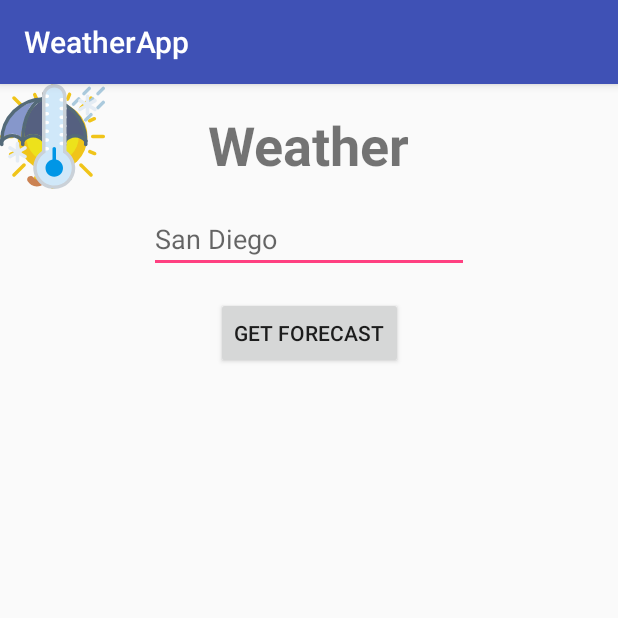
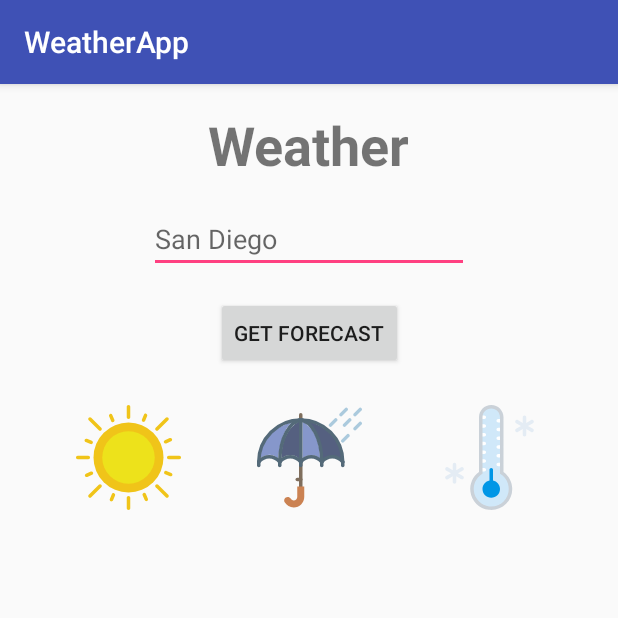
Before and after one commit to RommelTJ/WeatherApp, an Android app: the screen it shows after launch (MainActivity), on a phone screen of 412 x 824 dp, the top half of it. Run offline under Robolectric (Android 15) with nearby library versions, the phone set to English and light mode, and no system bars.

Commit message:
Adding layout constraints to the images

```diff
--- a/app/src/main/res/layout/activity_main.xml
+++ b/app/src/main/res/layout/activity_main.xml
@@ -33,13 +33,22 @@
     <ImageView
             android:layout_width="70dp"
             android:layout_height="70dp" app:srcCompat="@drawable/ic_sunny"
-            tools:layout_editor_absoluteY="227dp" tools:layout_editor_absoluteX="42dp" android:id="@+id/sunnyImage"/>
+            android:id="@+id/sunnyImage"
+            app:layout_constraintStart_toStartOf="parent" app:layout_constraintHorizontal_bias="0.5"
+            app:layout_constraintEnd_toStartOf="@+id/rainnyImage" app:layout_constraintTop_toTopOf="@+id/rainnyImage"
+    />
     <ImageView
             android:layout_width="70dp"
             android:layout_height="70dp" app:srcCompat="@drawable/ic_umbrellas"
-            tools:layout_editor_absoluteY="227dp" tools:layout_editor_absoluteX="141dp" android:id="@+id/rainnyImage"/>
+            android:id="@+id/rainnyImage"
+            app:layout_constraintStart_toEndOf="@+id/sunnyImage" app:layout_constraintHorizontal_bias="0.5"
+            app:layout_constraintEnd_toStartOf="@+id/coldImage"
+            android:layout_marginTop="24dp" app:layout_constraintTop_toBottomOf="@+id/button"/>
     <ImageView
             android:layout_width="70dp"
             android:layout_height="70dp" app:srcCompat="@drawable/ic_temperature_2"
-            tools:layout_editor_absoluteY="227dp" tools:layout_editor_absoluteX="254dp" android:id="@+id/coldImage"/>
+            android:id="@+id/coldImage"
+            app:layout_constraintStart_toEndOf="@+id/rainnyImage" app:layout_constraintHorizontal_bias="0.5"
+            app:layout_constraintEnd_toEndOf="parent" app:layout_constraintTop_toTopOf="@+id/rainnyImage"
+    />
 </android.support.constraint.ConstraintLayout>
```
